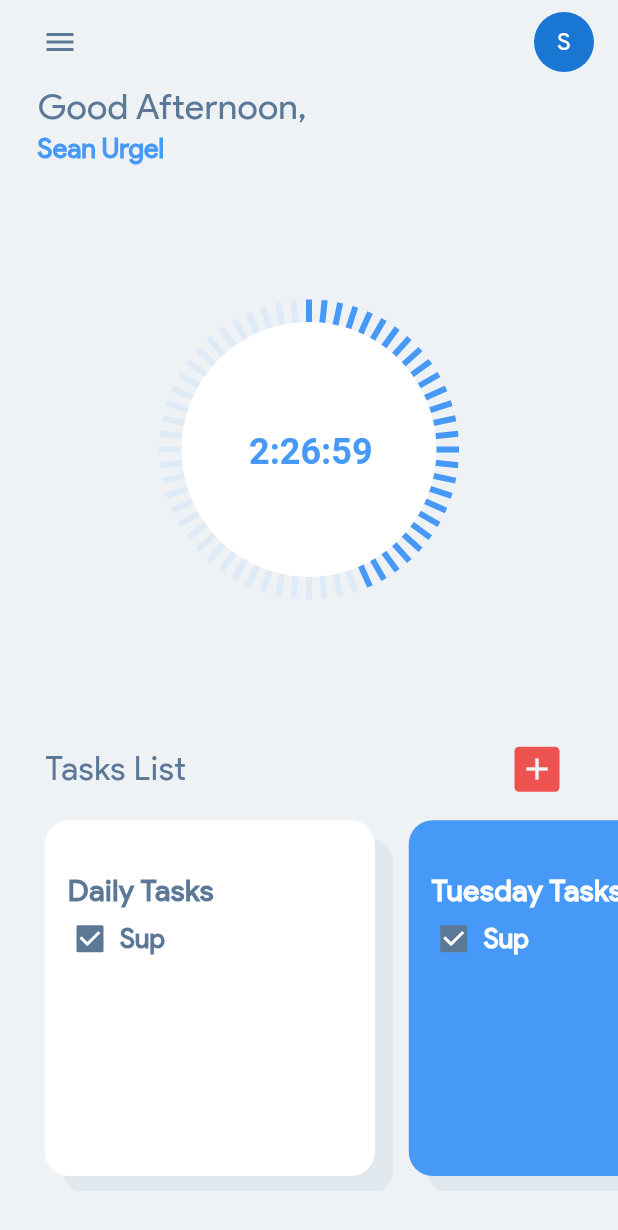
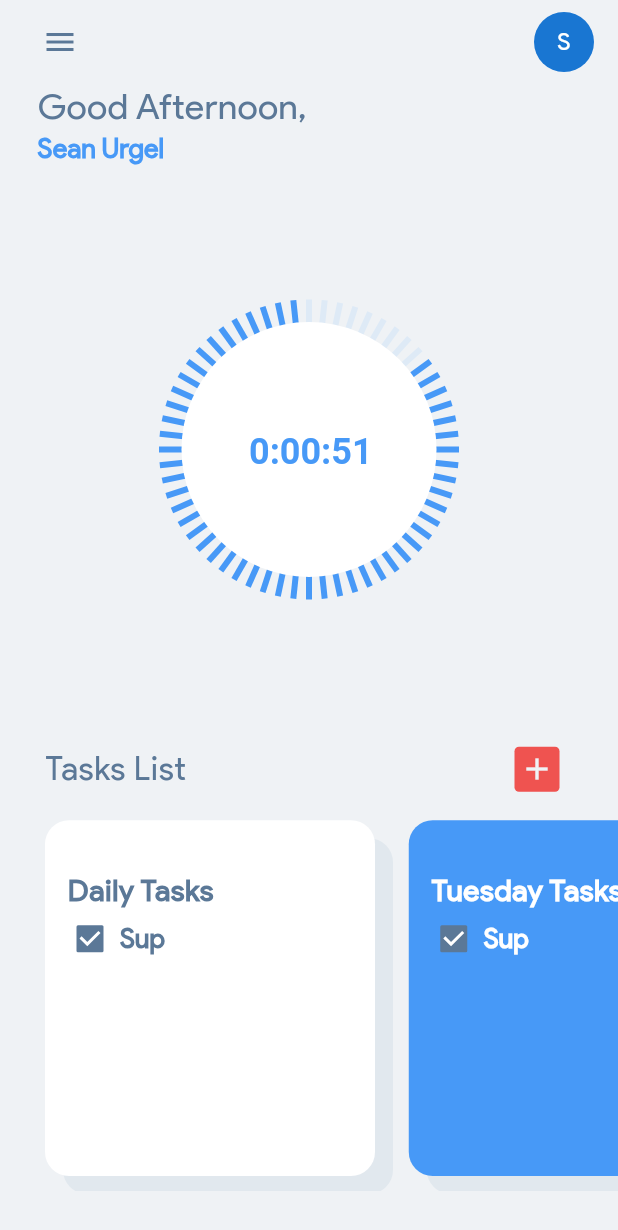
Before and after one commit to fluttertraining/todo, a Flutter app: the screen it shows after launch, after a tap on the "add" icon, on a phone screen of 412 x 824 dp. Shown: the top 1230 px of the screen. Run offline on Flutter 3.47's test engine with Material 2 defaults, Android fonts, the phone set to English and light mode, and no system bars.

```diff
--- a/lib/main.dart
+++ b/lib/main.dart
@@ -1,9 +1,11 @@
 import 'dart:math' as math;
+import 'dart:async';
 import 'package:flutter/cupertino.dart';
 import 'package:flutter/material.dart';
 import 'package:flutter/rendering.dart';
 import 'package:flutter/scheduler.dart' show timeDilation;
 
+import './src/list_item.dart';
 import './src/route_animations.dart';
 import './src/task_list_screen.dart';
 import './src/theme.dart';
@@ -15,46 +17,206 @@ void main() {
 class MyApp extends StatelessWidget {
   @override
   Widget build(BuildContext context) {
-    // FlutterStatusbarcolor.setStatusBarWhiteForeground(false);
-
     return MaterialApp(
-      title: 'Flutter Demo',
+      title: 'Symph Monitor 3.0',
       theme: themeData,
-      home: MyHomePage(title: 'Flutter Demo Home Page'),
+      home: MyHomePage(),
     );
   }
 }
 
 class MyHomePage extends StatefulWidget {
-  MyHomePage({Key key, this.title}) : super(key: key);
-
-  final String title;
+  MyHomePage({Key key}) : super(key: key);
 
   @override
   _MyHomePageState createState() => _MyHomePageState();
 }
 
-class MyListItem {
-  Color color;
-  String text;
+class _MyHomePageState extends State<MyHomePage> {
+  Duration duration;
+  double percentage = 0;
+  Timer _timer;
+  int start;
 
-  MyListItem(this.color, this.text);
-}
-
-class _MyHomePageState extends State<MyHomePage> {
-  final percentage = 0.44;
-
-  List<MyListItem> listItems = [
+  final List<MyListItem> listItems = [
     MyListItem(Colors.white, "Daily Tasks"),
     MyListItem(deepBlue, "Tuesday Tasks"),
   ];
 
-  @override
-  void initState() {
+  initState() {
     super.initState();
+
+    duration = Duration(minutes: 1);
+    start = duration.inSeconds;
+    startTimer();
   }
 
-  Widget _buildTaskListCard(BuildContext context, color, title, tag) {
+  String timerString() {
+    var h = (start / 3600).floor().toString();
+
+    // Add trailing zeros if numbers reach 1 digit.
+    var m = (start % 3600 / 60).floor() % 10 > 10
+        ? (start % 3600 / 60).floor().toString()
+        : (start % 3600 / 60).floor().toString().padLeft(2, '0');
+
+    var s = (start % 3600 % 60) % 10 > 10
+        ? (start % 3600 % 60).floor().toString()
+        : (start % 3600 % 60).floor().toString().padLeft(2, '0');
+
+    return "$h:$m:$s";
+  }
+
+  void startTimer() {
+    const oneSecond = const Duration(seconds: 1);
+    _timer = Timer.periodic(
+      oneSecond,
+      (Timer timer) => setState(() {
+            if (start < 1) {
+              timer.cancel();
+            } else {
+              start = start - 1;
+              percentage = .99 - (start / Duration(minutes: 1).inSeconds);
+            }
+          }),
+    );
+  }
+
+  Widget _buildTaskActionWithTitle(BuildContext context) {
+    return Container(
+      padding: EdgeInsets.symmetric(horizontal: 30),
+      child: Row(
+        mainAxisAlignment: MainAxisAlignment.spaceBetween,
+        children: <Widget>[
+          Text(
+            'Tasks List',
+            style: Theme.of(context).primaryTextTheme.title,
+          ),
+          IconButton(
+            icon: Container(
+              height: 30,
+              width: 30,
+              decoration: BoxDecoration(
+                color: Colors.red[400],
+                borderRadius: BorderRadius.circular(3),
+              ),
+              child: Icon(
+                Icons.add,
+                color: Theme.of(context).backgroundColor,
+              ),
+            ),
+            onPressed: () {},
+          )
+        ],
+      ),
+    );
+  }
+
+  Widget _buildSalutation(BuildContext context) {
+    return Column(
+      crossAxisAlignment: CrossAxisAlignment.start,
+      children: <Widget>[
+        Text(
+          'Good Afternoon,',
+          style: Theme.of(context).primaryTextTheme.headline,
+        ),
+        SizedBox(height: 3.5),
+        Text(
+          'Sean Urgel',
+          style: Theme.of(context).primaryTextTheme.subtitle,
+        )
+      ],
+    );
+  }
+
+  @override
+  Widget build(BuildContext context) {
+    timeDilation = 1.1;
+
+    return Scaffold(
+      appBar: AppBar(
+        title: Row(
+          mainAxisAlignment: MainAxisAlignment.spaceBetween,
+          children: <Widget>[
+            IconButton(
+              icon: Icon(Icons.menu),
+              color: Theme.of(context).accentColor,
+              onPressed: () {},
+            ),
+            CircleAvatar(
+              child: Text('S'),
+            )
+          ],
+        ),
+        elevation: 0,
+        backgroundColor: Theme.of(context).scaffoldBackgroundColor,
+      ),
+      body: SafeArea(
+        child: Column(
+          mainAxisAlignment: MainAxisAlignment.spaceBetween,
+          crossAxisAlignment: CrossAxisAlignment.start,
+          children: <Widget>[
+            Container(
+              padding: EdgeInsets.symmetric(horizontal: 25),
+              child: _buildSalutation(context),
+            ),
+            SizedBox(
+              height: MediaQuery.of(context).size.height * .2,
+              child: Center(
+                child: GestureDetector(
+                  onTap: this.startTimer,
+                  child: CustomPaint(
+                    painter: ClockPainter(
+                        percentage: percentage, timeRemaining: timerString()),
+                  ),
+                ),
+              ),
+            ),
+            Column(
+              children: <Widget>[
+                _buildTaskActionWithTitle(context),
+                SizedBox(height: 10),
+                Container(
+                  padding: EdgeInsets.only(left: 30),
+                  margin: EdgeInsets.only(
+                    bottom: 30,
+                  ),
+                  height: MediaQuery.of(context).size.height * .3,
+                  child: ListView.builder(
+                    scrollDirection: Axis.horizontal,
+                    itemCount: listItems.length,
+                    itemBuilder: (BuildContext context, ndx) => _TaskListCard(
+                          context: context,
+                          color: listItems[ndx].color,
+                          title: listItems[ndx].text,
+                          tag: 'TaskList$ndx',
+                        ),
+                  ),
+                ),
+              ],
+            ),
+          ],
+        ),
+      ),
+    );
+  }
+}
+
+class _TaskListCard extends StatelessWidget {
+  const _TaskListCard({
+    Key key,
+    @required this.context,
+    @required this.color,
+    @required this.title,
+    @required this.tag,
+  }) : super(key: key);
+
+  final BuildContext context;
+  final Color color;
+  final String title;
+  final String tag;
+
+  @override
+  Widget build(BuildContext context) {
     var titleStyle;
     var listItemStyle;
 
@@ -140,130 +302,16 @@ class _MyHomePageState extends State<MyHomePage> {
       ),
     );
   }
-
-  Widget _buildTaskActionWithTitle(BuildContext context) {
-    return Container(
-      padding: EdgeInsets.symmetric(horizontal: 30),
-      child: Row(
-        mainAxisAlignment: MainAxisAlignment.spaceBetween,
-        children: <Widget>[
-          Text(
-            'Tasks List',
-            style: Theme.of(context).primaryTextTheme.title,
-          ),
-          IconButton(
-            icon: Container(
-              height: 30,
-              width: 30,
-              decoration: BoxDecoration(
-                color: Colors.red[400],
-                borderRadius: BorderRadius.circular(3),
-              ),
-              child: Icon(
-                Icons.add,
-                color: Theme.of(context).backgroundColor,
-              ),
-            ),
-            onPressed: () {},
-          )
-        ],
-      ),
-    );
-  }
-
-  Widget _buildSalutation(BuildContext context) {
-    return Column(
-      crossAxisAlignment: CrossAxisAlignment.start,
-      children: <Widget>[
-        Text(
-          'Good Afternoon,',
-          style: Theme.of(context).primaryTextTheme.headline,
-        ),
-        SizedBox(height: 3.5),
-        Text(
-          'Sean Urgel',
-          style: Theme.of(context).primaryTextTheme.subtitle,
-        )
-      ],
-    );
-  }
-
-  @override
-  Widget build(BuildContext context) {
-    timeDilation = 1.1;
-
-    return Scaffold(
-      appBar: AppBar(
-        title: Row(
-          mainAxisAlignment: MainAxisAlignment.spaceBetween,
-          children: <Widget>[
-            IconButton(
-              icon: Icon(Icons.menu),
-              color: Theme.of(context).accentColor,
-              onPressed: () {},
-            ),
-            CircleAvatar(
-              child: Text('S'),
-            )
-          ],
-        ),
-        elevation: 0,
-        backgroundColor: Theme.of(context).scaffoldBackgroundColor,
-      ),
-      body: SafeArea(
-        child: Column(
-          mainAxisAlignment: MainAxisAlignment.spaceBetween,
-          crossAxisAlignment: CrossAxisAlignment.start,
-          children: <Widget>[
-            Container(
-              padding: EdgeInsets.symmetric(horizontal: 25),
-              child: _buildSalutation(context),
-            ),
-            SizedBox(
-              height: MediaQuery.of(context).size.height * .2,
-              child: Center(
-                child: CustomPaint(
-                  painter: ClockPainter(percentage: percentage),
-                ),
-              ),
-            ),
-            Column(
-              children: <Widget>[
-                _buildTaskActionWithTitle(context),
-                SizedBox(height: 10),
-                Container(
-                  padding: EdgeInsets.only(left: 30),
-                  margin: EdgeInsets.only(
-                    bottom: 30,
-                  ),
-                  height: MediaQuery.of(context).size.height * .3,
-                  child: ListView.builder(
-                    scrollDirection: Axis.horizontal,
-                    itemCount: listItems.length,
-                    itemBuilder: (BuildContext context, ndx) =>
-                        _buildTaskListCard(
-                          context,
-                          listItems[ndx].color,
-                          listItems[ndx].text,
-                          'TaskList$ndx',
-                        ),
-                  ),
-                ),
-              ],
-            ),
-          ],
-        ),
-      ),
-    );
-  }
 }
 
 class ClockPainter extends CustomPainter {
   var bars = 60;
   var radius = 100.0;
+
   final double percentage;
+  final String timeRemaining;
 
-  ClockPainter({@required this.percentage});
+  ClockPainter({@required this.percentage, @required this.timeRemaining});
 
   var activeLinePaint = Paint()
     ..color = const Color.fromRGBO(71, 153, 247, 1)
@@ -287,14 +335,16 @@ class ClockPainter extends CustomPainter {
       var x = radius * math.cos(rad);
       var y = radius * math.sin(rad);
 
-      if (ctr / bars > percentage) {
+      if (ctr / bars >= percentage) {
+        canvas.drawLine(Offset(x, y), Offset.zero, activeLinePaint);
+      } else {
         canvas.drawLine(Offset(x, y), Offset.zero, inactiveLinePaint);
-      } else {
-        canvas.drawLine(Offset(x, y), Offset.zero, activeLinePaint);
       }
     }
 
     canvas.drawCircle(Offset.zero, radius - 15, circlePaint);
+
+    var splitTime = timeRemaining.split('.');
 
     var span = new TextSpan(
       style: new TextStyle(
@@ -302,7 +352,7 @@ class ClockPainter extends CustomPainter {
         fontWeight: FontWeight.w700,
         fontSize: 24,
       ),
-      text: '2:26:59',
+      text: splitTime[0],
     );
 
     var tp = new TextPainter(
--- /dev/null
+++ b/lib/src/list_item.dart
@@ -0,0 +1,8 @@
+import 'package:flutter/material.dart';
+
+class MyListItem {
+  Color color;
+  String text;
+
+  MyListItem(this.color, this.text);
+}
```
Also changed, not shown: 2 other files.
